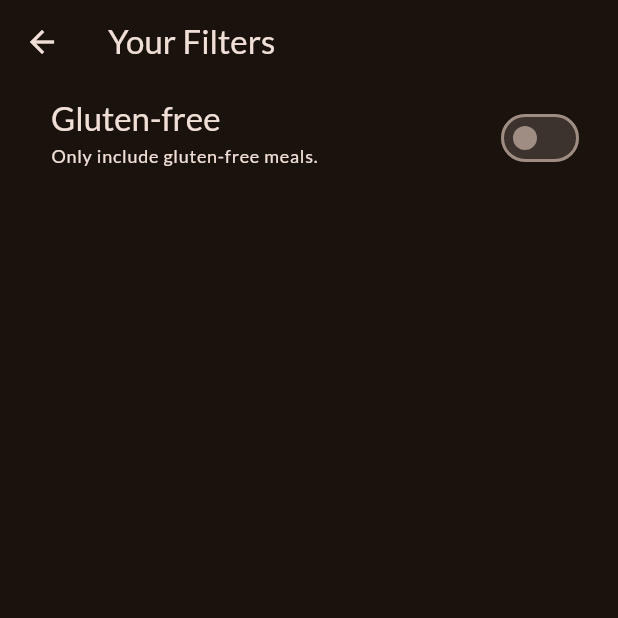
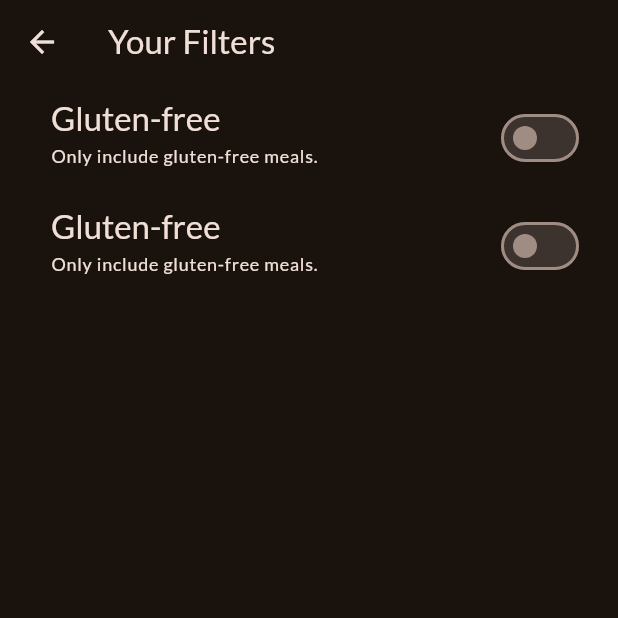
Before and after one commit to eriksun0310/flutter_project, a Flutter app: the FiltersScreen screen opened directly, on a phone screen of 412 x 824 dp, the top half of it. Run offline on Flutter 3.47's test engine with Material 3 defaults, Android fonts, the phone set to English and light mode, and no system bars; our stand-ins replace google_fonts, transparent_image.

Commit message:
174 一半

```diff
--- a/meals_app/lib/screens/filters.dart
+++ b/meals_app/lib/screens/filters.dart
@@ -1,5 +1,6 @@
 import 'package:flutter/material.dart';
 import 'package:flutter/widgets.dart';
+import 'package:meals_app/widgets/Switch.dart';
 
 class FiltersScreen extends StatefulWidget {
   const FiltersScreen({super.key});
@@ -21,6 +22,11 @@ class _FilterScreenState extends State<FiltersScreen> {
       ),
       body: Column(
         children: [
+          SwitchWidget(
+            switchValue: _glutenFreeFilterSet,
+            switchTitle: 'Gluten-free',
+            switchSubTitle: 'Only include gluten-free meals.',
+          ),
           SwitchListTile(
             value: _glutenFreeFilterSet,
             onChanged: (isChecked) {
@@ -42,7 +48,7 @@ class _FilterScreenState extends State<FiltersScreen> {
                     .copyWith(color: Theme.of(context).colorScheme.onSurface)),
             activeColor: Theme.of(context).colorScheme.tertiary,
             contentPadding: const EdgeInsets.only(left: 34, right: 22),
-          )
+          ),
         ],
       ),
     );
--- /dev/null
+++ b/meals_app/lib/widgets/switch.dart
@@ -0,0 +1,44 @@
+import 'package:flutter/material.dart';
+class SwitchWidget extends StatefulWidget {
+  SwitchWidget(
+      {Key? key,
+      required this.switchValue,
+      required this.switchTitle,
+      required this.switchSubTitle}) : super(key: key);
+
+  bool switchValue; // 可變的布林值
+  final String switchTitle;
+  final String switchSubTitle;
+  @override
+  State<StatefulWidget> createState() {
+    return _SwitchState();
+  }
+}
+
+class _SwitchState extends State<SwitchWidget> {
+  @override
+  Widget build(BuildContext context) {
+    return SwitchListTile(
+      value: widget.switchValue,
+      onChanged: (isChecked) {
+        setState(() {
+          widget.switchValue = isChecked;
+        });
+      },
+      title: Text(
+        widget.switchTitle,
+        style: Theme.of(context)
+            .textTheme
+            .titleLarge!
+            .copyWith(color: Theme.of(context).colorScheme.onSurface),
+      ),
+      subtitle: Text(widget.switchSubTitle,
+          style: Theme.of(context)
+              .textTheme
+              .labelMedium!
+              .copyWith(color: Theme.of(context).colorScheme.onSurface)),
+      activeColor: Theme.of(context).colorScheme.tertiary,
+      contentPadding: const EdgeInsets.only(left: 34, right: 22),
+    );
+  }
+}
```
